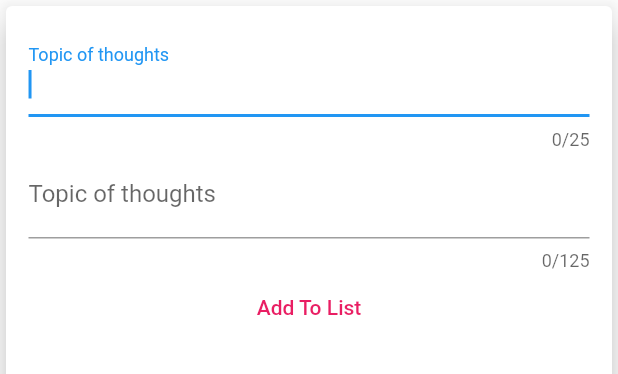
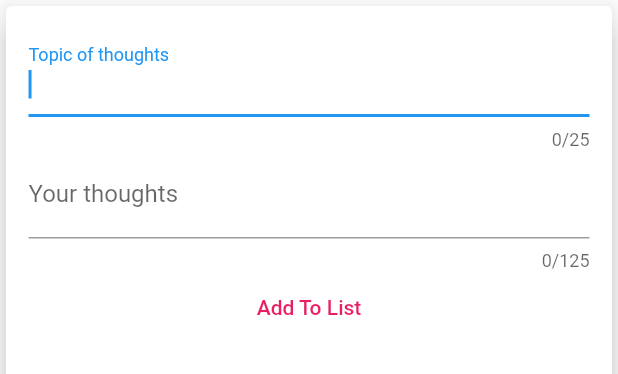
Before and after one commit to swebreza/rehour, a Flutter app: the UserInput widget shown alone on an empty page, opened directly with empty values, after a tap on "Add To List", on a phone screen of 412 x 824 dp. Shown: the top 374 px of the screen. Run offline on Flutter 3.47's test engine with Material 2 defaults, Android fonts, the phone set to English and light mode, and no system bars.

```diff
--- a/lib/UserInput.dart
+++ b/lib/UserInput.dart
@@ -4,7 +4,28 @@ class UserInput extends StatelessWidget {
   final Function addTx;
   final topicInput = TextEditingController();
   final commentInput = TextEditingController();
+
+
   UserInput(this.addTx);
+
+
+  void submitData() {
+    final enteredTopic = topicInput.text;
+    final enteredComment = commentInput.text;
+
+    if (enteredTopic.isEmpty || enteredTopic == null) {
+      AlertDialog(actions: <Widget>[
+        Text("Please enter Beautyfull Thoughts")
+      ],);
+      return;
+    }
+
+    addTx(
+      enteredTopic,
+      enteredComment,
+    );
+  }
+
   @override
   Widget build(BuildContext context) {
     return Card(
@@ -19,27 +40,27 @@ class UserInput extends StatelessWidget {
               labelText: 'Topic of thoughts',
             ),
             controller: topicInput,
+            onSubmitted: (_) => submitData(),
           ),
+
+
           TextField(
             maxLength: 125,
             autofocus: true,
             decoration: InputDecoration(
-              labelText: 'Topic of thoughts',
+              labelText: 'Your thoughts',
             ),
             controller: commentInput,
+            onSubmitted: (_) => submitData(),
           ),
+
+
           FlatButton(
-
             child: Text("Add To List"),
             textColor: Colors.pink,
             splashColor: Colors.yellow,
             hoverColor: Colors.yellowAccent,
-            onPressed: () {
-              addTx(
-                topicInput.text,
-                commentInput.text,
-              );
-            },
+            onPressed: submitData,
           )
         ]),
       ),
```
Also changed, not shown: lib/HomeScreen.dart (+32 -15 lines), lib/main.dart (+69 -12 lines), lib/user_transaction.dart (+21 -52 lines).
